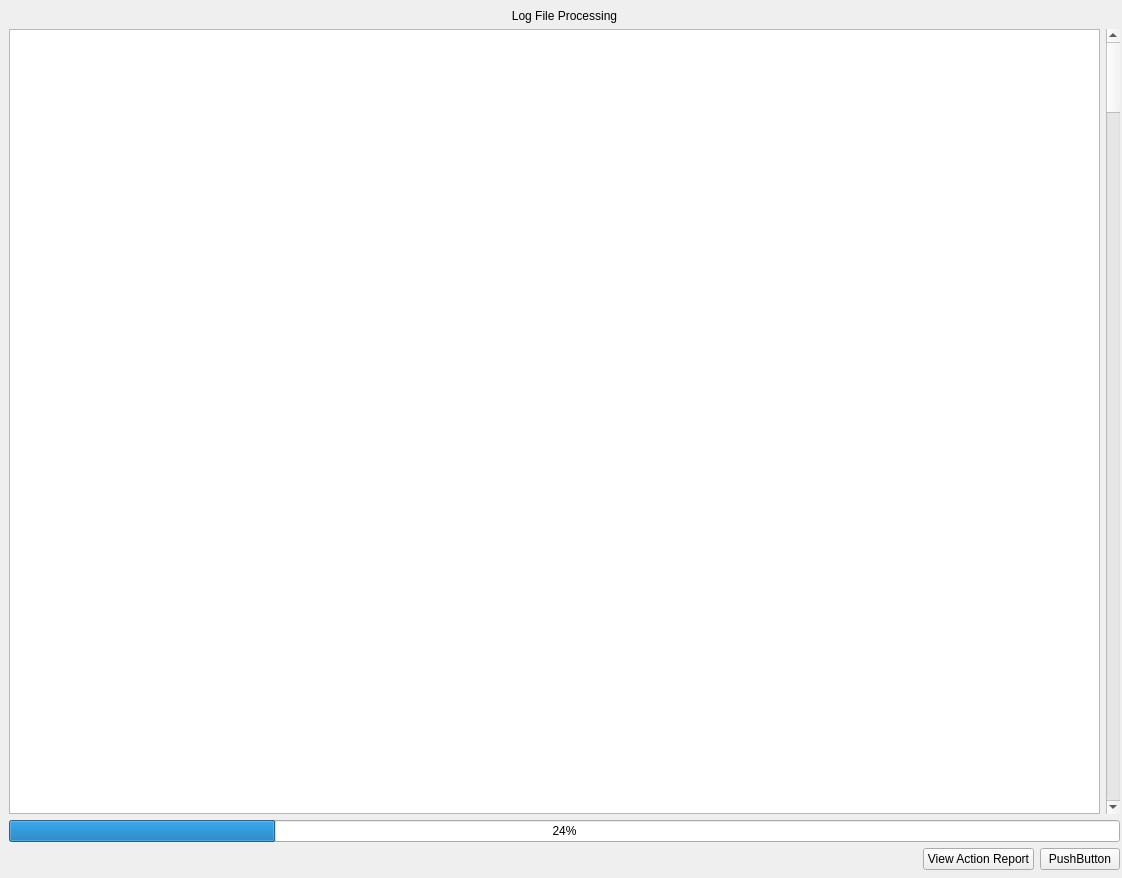
This is app/views/ui/PICK_LogFileProcessing.ui in galvarez6/pick-tool-team07-runtime-terror as Qt 5 draws it before an edit. The edited form follows.
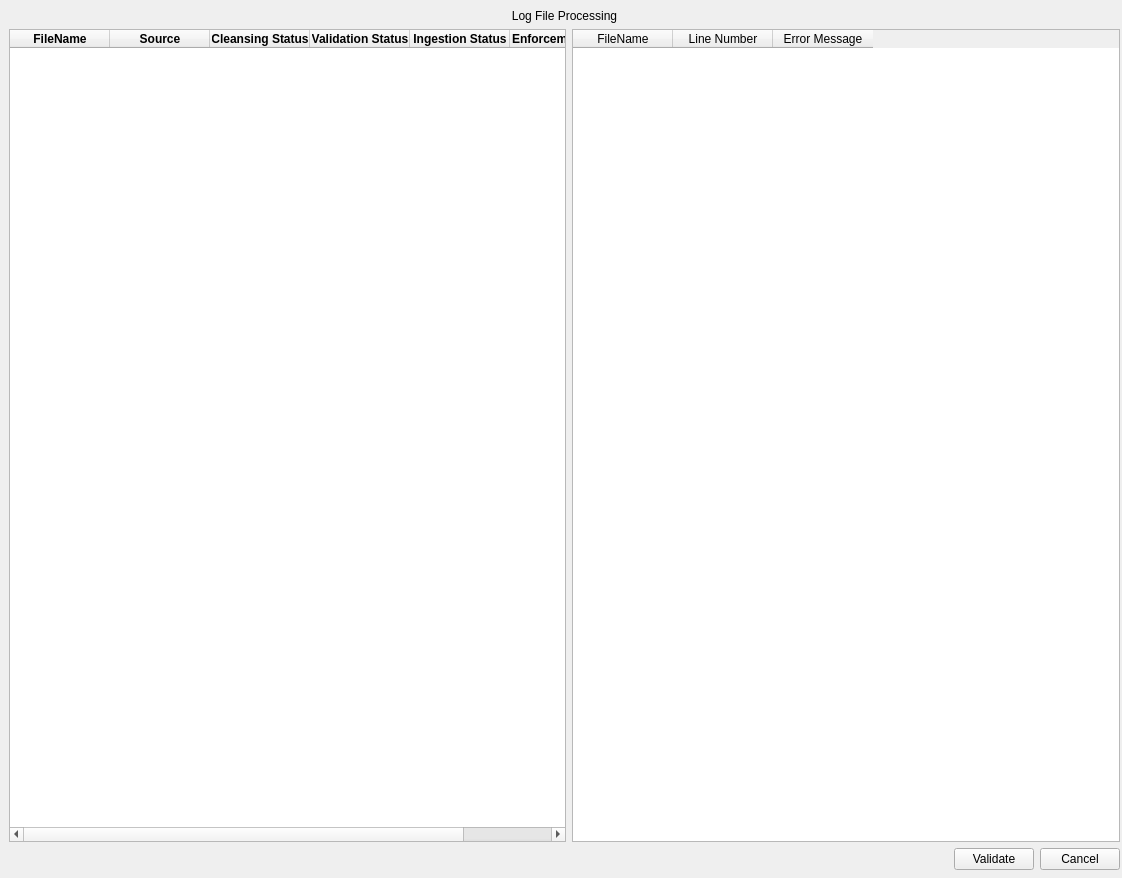
This is the edited form.

Diff of the .ui file:
```diff
--- a/app/views/ui/PICK_LogFileProcessing.ui
+++ b/app/views/ui/PICK_LogFileProcessing.ui
@@ -36,24 +36,121 @@
     <item>
      <layout class="QHBoxLayout" name="horizontalLayout">
       <item>
-       <widget class="QTableView" name="progressionTbl"/>
+       <widget class="QTableWidget" name="logfiletable">
+        <property name="sizePolicy">
+         <sizepolicy hsizetype="Preferred" vsizetype="Expanding">
+          <horstretch>0</horstretch>
+          <verstretch>0</verstretch>
+         </sizepolicy>
+        </property>
+        <column>
+         <property name="text">
+          <string>FileName</string>
+         </property>
+         <property name="font">
+          <font>
+           <weight>75</weight>
+           <bold>true</bold>
+          </font>
+         </property>
+        </column>
+        <column>
+         <property name="text">
+          <string>Source</string>
+         </property>
+         <property name="font">
+          <font>
+           <weight>75</weight>
+           <bold>true</bold>
+          </font>
+         </property>
+        </column>
+        <column>
+         <property name="text">
+          <string>Cleansing Status</string>
+         </property>
+         <property name="font">
+          <font>
+           <weight>75</weight>
+           <bold>true</bold>
+          </font>
+         </property>
+        </column>
+        <column>
+         <property name="text">
+          <string>Validation Status</string>
+         </property>
+         <property name="font">
+          <font>
+           <weight>75</weight>
+           <bold>true</bold>
+          </font>
+         </property>
+        </column>
+        <column>
+         <property name="text">
+          <string>Ingestion Status</string>
+         </property>
+         <property name="font">
+          <font>
+           <weight>75</weight>
+           <bold>true</bold>
+          </font>
+         </property>
+        </column>
+        <column>
+         <property name="text">
+          <string>Enforcement Action Report</string>
+         </property>
+         <property name="font">
+          <font>
+           <weight>75</weight>
+           <bold>true</bold>
+           <stylestrategy>PreferDefault</stylestrategy>
+          </font>
+         </property>
+         <property name="textAlignment">
+          <set>AlignLeading|AlignVCenter</set>
+         </property>
+        </column>
+       </widget>
       </item>
       <item>
-       <widget class="QScrollBar" name="verticalScrollBar">
-        <property name="orientation">
-         <enum>Qt::Vertical</enum>
+       <widget class="QTableWidget" name="eacTable">
+        <property name="enabled">
+         <bool>true</bool>
         </property>
+        <property name="sizePolicy">
+         <sizepolicy hsizetype="Preferred" vsizetype="Expanding">
+          <horstretch>0</horstretch>
+          <verstretch>0</verstretch>
+         </sizepolicy>
+        </property>
+        <property name="maximumSize">
+         <size>
+          <width>548</width>
+          <height>1600000</height>
+         </size>
+        </property>
+        <column>
+         <property name="text">
+          <string>FileName</string>
+         </property>
+        </column>
+        <column>
+         <property name="text">
+          <string>Line Number</string>
+         </property>
+        </column>
+        <column>
+         <property name="text">
+          <string>Error Message</string>
+         </property>
+        </column>
        </widget>
       </item>
      </layout>
     </item>
-    <item>
-     <widget class="QProgressBar" name="progressBar">
-      <property name="value">
-       <number>24</number>
-      </property>
-     </widget>
-    </item>
     <item>
      <layout class="QHBoxLayout" name="horizontalLayout_2">
       <item>
@@ -72,14 +169,14 @@
       <item>
        <widget class="QPushButton" name="actionReportBtn">
         <property name="text">
-         <string>View Action Report</string>
+         <string>Validate</string>
         </property>
        </widget>
       </item>
       <item>
        <widget class="QPushButton" name="pushButton">
         <property name="text">
-         <string>PushButton</string>
+         <string>Cancel</string>
         </property>
        </widget>
       </item>
```
